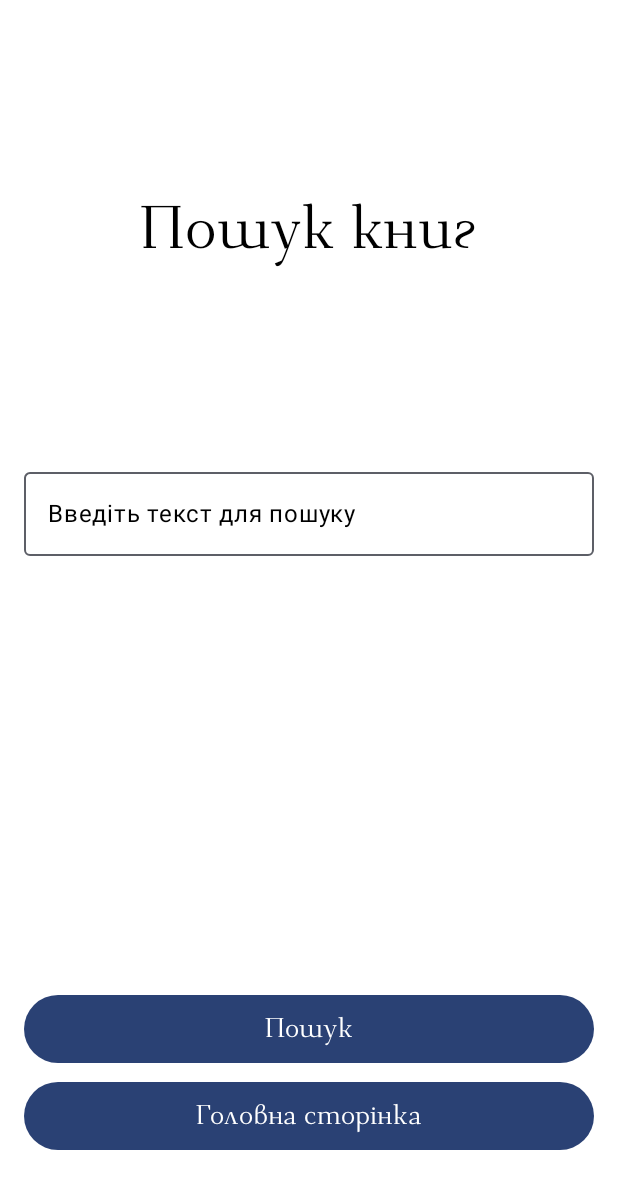
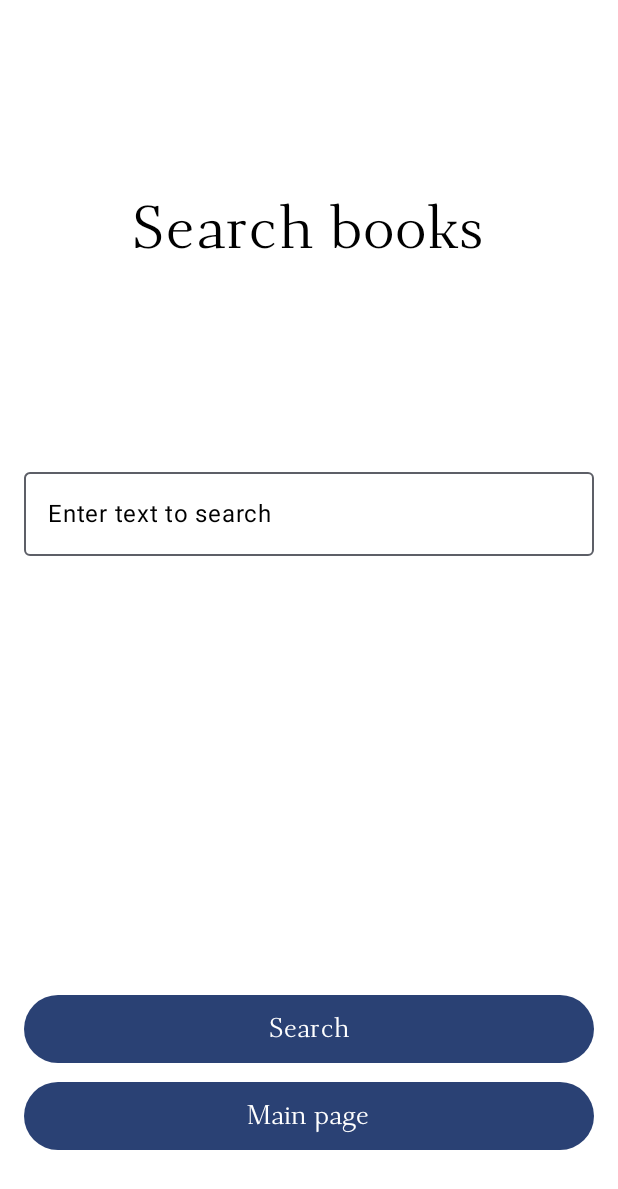
Before and after one commit to LeventiySergey/LibraryApp, an Android app built with Jetpack Compose: the composable SearchScreen shown on its own in the app's theme, on a phone screen of 412 x 824 dp. Shown: the top 1189 px of the screen. Run offline under Robolectric (Android 15) with nearby library versions, the light colour scheme and no system bars; our stand-ins replace livedata-compose.

Commit message:
Refactor: language

```diff
--- a/app/src/main/java/com/example/libraryapp/ui/fragments/FavoritesScreen.kt
+++ b/app/src/main/java/com/example/libraryapp/ui/fragments/FavoritesScreen.kt
@@ -39,7 +39,7 @@ fun FavoritesScreen(mainViewModel: MainViewModel) {
                     .fillMaxWidth()
                     .padding(bottom = 40.dp),
                 onClick = { mainViewModel.navigateTo(Screen.MAIN) }) {
-                Text("Головна сторінка", fontFamily = font, fontSize = 18.sp)
+                Text("Main page", fontFamily = font, fontSize = 18.sp)
             }
         }
 
--- a/app/src/main/java/com/example/libraryapp/ui/fragments/SearchScreen.kt
+++ b/app/src/main/java/com/example/libraryapp/ui/fragments/SearchScreen.kt
@@ -58,14 +58,14 @@ fun SearchScreen(mainViewModel: MainViewModel) {
                     .weight(1f),
                 contentAlignment = Alignment.Center
             ) {
-                Text("Пошук книг", fontSize = 40.sp, fontFamily = font, color = if (isDarkThemeEnabled) Color.White else Color.Black)
+                Text("Search books", fontSize = 40.sp, fontFamily = font, color = if (isDarkThemeEnabled) Color.White else Color.Black)
             }
 
             // Добавляем TextField для ввода текста
             OutlinedTextField(
                 value = searchText,
                 onValueChange = { searchText = it },
-                label = { Text("Введіть текст для пошуку", color = if (isDarkThemeEnabled) Color.White else Color.Black) },
+                label = { Text("Enter text to search", color = if (isDarkThemeEnabled) Color.White else Color.Black) },
                 modifier = Modifier
                     .fillMaxWidth()
                     .padding(vertical = 16.dp),
@@ -124,18 +124,18 @@ fun SearchScreen(mainViewModel: MainViewModel) {
                             })
                         }
                     } else {
-                        Toast.makeText(mContext, "Пусте поле", Toast.LENGTH_LONG).show()
+                        Toast.makeText(mContext, "Empty field", Toast.LENGTH_LONG).show()
                     }
                 }
             ) {
-                Text("Пошук", fontFamily = font, fontSize = 18.sp)
+                Text("Search", fontFamily = font, fontSize = 18.sp)
             }
 
             Button(modifier = Modifier
                 .fillMaxWidth()
                 .padding(bottom = 40.dp),
                 onClick = { mainViewModel.navigateTo(Screen.MAIN) }) {
-                Text("Головна сторінка", fontFamily = font, fontSize = 18.sp)
+                Text("Main page", fontFamily = font, fontSize = 18.sp)
             }
         }
     }
--- a/app/src/main/java/com/example/libraryapp/ui/fragments/SettingsScreen.kt
+++ b/app/src/main/java/com/example/libraryapp/ui/fragments/SettingsScreen.kt
@@ -41,7 +41,7 @@ fun SettingsScreen(mainViewModel: MainViewModel) {
                     .weight(1f),
                 contentAlignment = Alignment.Center
             ) {
-                Text("Налаштування", fontSize = 40.sp, fontFamily = font, color = if (isDarkThemeEnabled) Color.White else Color.Black)
+                Text("Settings", fontSize = 40.sp, fontFamily = font, color = if (isDarkThemeEnabled) Color.White else Color.Black)
             }
             Spacer(modifier = Modifier.height(16.dp))
 
@@ -49,7 +49,7 @@ fun SettingsScreen(mainViewModel: MainViewModel) {
                 verticalAlignment = Alignment.CenterVertically
             ) {
                 Text(
-                    text = "Темна тема",
+                    text = "Dark theme",
                     fontSize = 24.sp,
                     fontFamily = font,
                     color = if (isDarkThemeEnabled) Color.White else Color.Black,
@@ -68,7 +68,7 @@ fun SettingsScreen(mainViewModel: MainViewModel) {
                 .fillMaxWidth()
                 .padding(bottom = 40.dp),
                 onClick = { mainViewModel.navigateTo(Screen.MAIN) }) {
-                Text("Головна сторінка", fontFamily = font, fontSize = 18.sp)
+                Text("Main page", fontFamily = font, fontSize = 18.sp)
             }
         }
     }
```
Also changed, not shown: app/src/main/java/com/example/libraryapp/ui/fragments/MainScreen.kt (+4 -4 lines).
